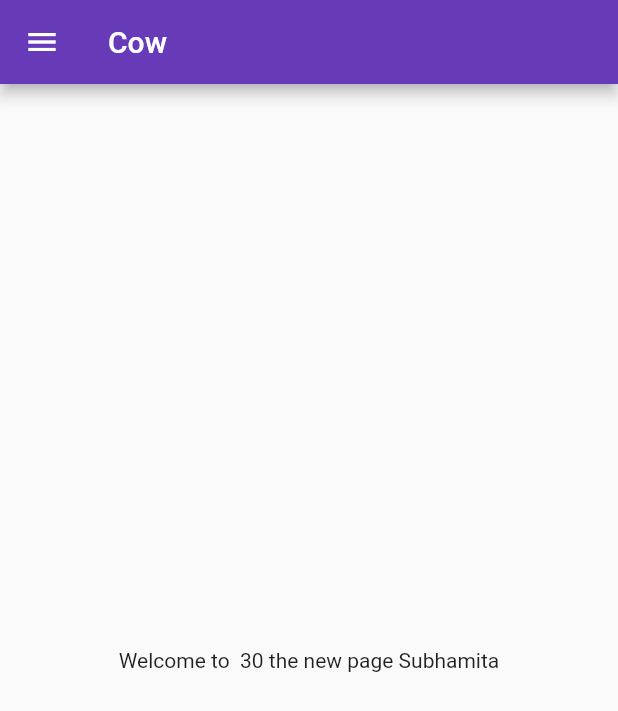
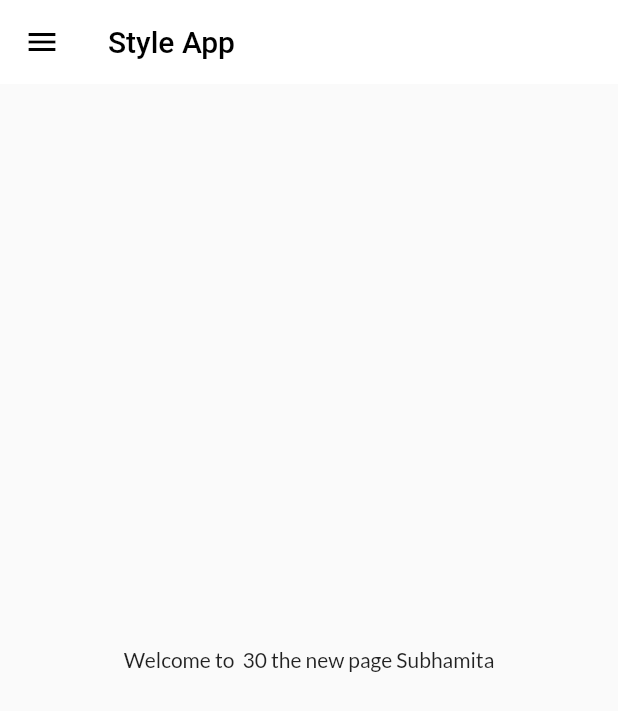
Before and after one commit to kaifhasan222/30daysforFlutter, a Flutter app: the screen it shows after launch, on a phone screen of 412 x 824 dp. Shown: the top 711 px of the screen. Run offline on Flutter 3.47's test engine with Material 2 defaults, Android fonts, the phone set to English and light mode, and no system bars; our stand-ins replace google_fonts.

Commit message:
theme extracted

```diff
--- a/lib/main.dart
+++ b/lib/main.dart
@@ -2,6 +2,7 @@ import 'package:flutter/material.dart';
 import 'package:new_app/pages/Home_page.dart';
 import 'package:new_app/pages/loginPage.dart';
 import 'package:new_app/utilis/routes.dart';
+import 'package:new_app/widgets/themes.dart';
 
 void main() {
   runApp(MyApp());
@@ -10,13 +11,11 @@ void main() {
 class MyApp extends StatelessWidget {
   @override
   Widget build(BuildContext context) {
+    // var myTheme = MyTheme;
     return MaterialApp(
       themeMode: ThemeMode.light,
-      theme: ThemeData(primarySwatch: Colors.deepPurple),
-      darkTheme: ThemeData(
-        brightness: Brightness.dark,
-        primarySwatch: Colors.red,
-      ),
+      theme: MyTheme.lightTheme(context),
+      darkTheme: MyTheme.darkTheme(context),
       debugShowCheckedModeBanner: false,
       initialRoute: "MyRoutes.homeRoute",
       routes: {
--- a/lib/pages/Home_page.dart
+++ b/lib/pages/Home_page.dart
@@ -9,7 +9,10 @@ class HomePage extends StatelessWidget {
   Widget build(BuildContext context) {
     return Scaffold(
       appBar: AppBar(
-        title: Text("Cow"),
+        title: Text(
+          "Style App",
+          style: TextStyle(color: Colors.black),
+        ),
       ),
       body: Center(
         child: Container(
--- /dev/null
+++ b/lib/widgets/themes.dart
@@ -0,0 +1,17 @@
+import 'package:flutter/material.dart';
+import 'package:google_fonts/google_fonts.dart';
+
+class MyTheme {
+  static ThemeData lightTheme(BuildContext context) => ThemeData(
+      primarySwatch: Colors.deepPurple,
+      fontFamily: GoogleFonts.lato().fontFamily,
+      appBarTheme: AppBarTheme(
+        color: Colors.white,
+        elevation: 0.0,
+        iconTheme: IconThemeData(color: Colors.black),
+        textTheme: Theme.of(context).textTheme,
+      ));
+
+  static ThemeData darkTheme(BuildContext context) =>
+      ThemeData(brightness: Brightness.dark);
+}
--- a/pubspec.yaml
+++ b/pubspec.yaml
@@ -29,14 +29,13 @@ environment:
 # the latest version available on pub.dev. To see which dependencies have newer
 # versions available, run `flutter pub outdated`.
 dependencies:
+
   flutter:
     sdk: flutter
-
-
   # The following adds the Cupertino Icons font to your application.
   # Use with the CupertinoIcons class for iOS style icons.
   cupertino_icons: ^1.0.2
-
+  google_fonts: ^3.0.1
 dev_dependencies:
   flutter_test:
     sdk: flutter
@@ -47,6 +46,7 @@ dev_dependencies:
   # package. See that file for information about deactivating specific lint
   # rules and activating additional ones.
   flutter_lints: ^2.0.0
+
 
 # For information on the generic Dart part of this file, see the
 # following page: https://dart.dev/tools/pub/pubspec
```
Also changed, not shown: lib/widgets/drawer.dart (line endings or trailing spaces), pubspec.lock, 1 other file.
